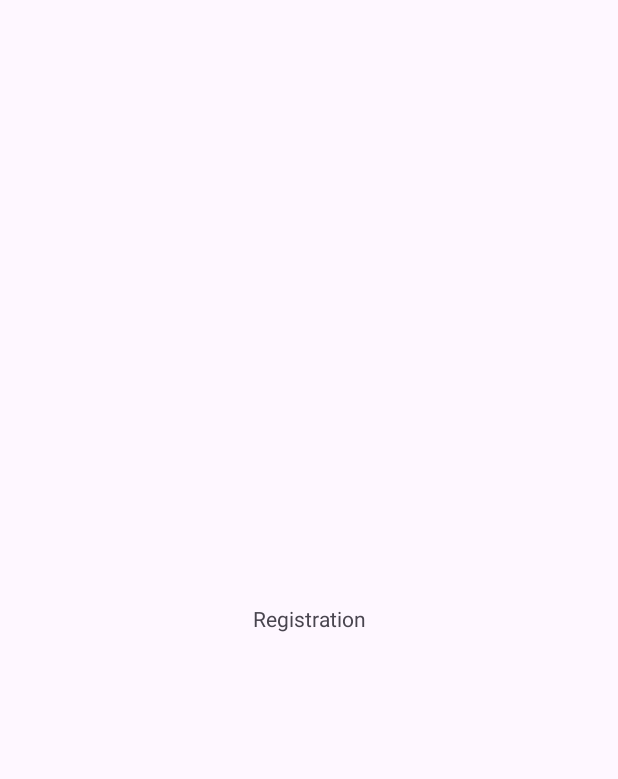
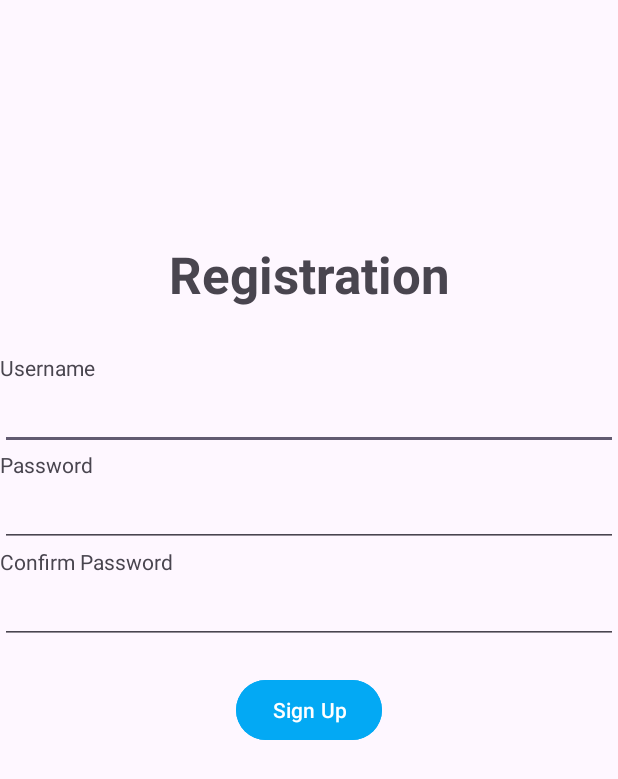
Before and after one commit to corey-richardson/learning-uni, an Android app: the Register screen opened directly, with no data from a screen before it, on a phone screen of 412 x 824 dp. Before the commit the part shown is almost empty. Shown: the top 779 px of the screen. Run offline under Robolectric (Android 15) with nearby library versions, the phone set to English and light mode, and no system bars.

Commit message:
Login and Register via SQLite local db

```diff
--- a/COMP2000/LabApplication/app/src/main/res/layout/activity_register.xml
+++ b/COMP2000/LabApplication/app/src/main/res/layout/activity_register.xml
@@ -8,12 +8,93 @@
     tools:context=".Register">
 
     <TextView
-        android:id="@+id/textView4"
+        android:id="@+id/textViewRegistration"
         android:layout_width="wrap_content"
         android:layout_height="wrap_content"
+        android:layout_marginTop="160dp"
         android:text="Registration"
-        app:layout_constraintBottom_toBottomOf="parent"
+        android:textAlignment="center"
+        android:textSize="34sp"
+        android:textStyle="bold"
         app:layout_constraintEnd_toEndOf="parent"
+        app:layout_constraintHorizontal_bias="0.5"
         app:layout_constraintStart_toStartOf="parent"
         app:layout_constraintTop_toTopOf="parent" />
+
+    <TextView
+        android:id="@+id/textLabelRegisterUsername"
+        android:layout_width="match_parent"
+        android:layout_height="wrap_content"
+        android:layout_marginTop="30dp"
+        android:text="Username"
+        app:layout_constraintTop_toBottomOf="@+id/textViewRegistration"
+        tools:layout_editor_absoluteX="0dp" />
+
+    <EditText
+        android:id="@+id/editTextRegisterUsername"
+        android:layout_width="match_parent"
+        android:layout_height="wrap_content"
+        android:layout_marginTop="0dp"
+        android:ems="10"
+        android:inputType="text"
+        app:layout_constraintTop_toBottomOf="@+id/textLabelRegisterUsername"
+        tools:layout_editor_absoluteX="0dp"
+        tools:layout_editor_absoluteY="281dp" />
+
+    <TextView
+        android:id="@+id/textLabelRegisterPassword"
+        android:layout_width="match_parent"
+        android:layout_height="wrap_content"
+        android:layout_marginTop="0dp"
+        android:text="Password"
+        app:layout_constraintTop_toBottomOf="@+id/editTextRegisterUsername"
+        tools:layout_editor_absoluteX="0dp"
+        tools:layout_editor_absoluteY="326dp" />
+
+    <EditText
+        android:id="@+id/editTextRegisterPassword"
+        android:layout_width="match_parent"
+        android:layout_height="wrap_content"
+        android:layout_marginTop="0dp"
+        android:ems="10"
+        android:inputType="textPassword"
+        app:layout_constraintTop_toBottomOf="@+id/textLabelRegisterPassword"
+        tools:layout_editor_absoluteX="0dp"
+        tools:layout_editor_absoluteY="346dp" />
+
+    <TextView
+        android:id="@+id/textLabelRegisterConfirmPassword"
+        android:layout_width="match_parent"
+        android:layout_height="wrap_content"
+        android:layout_marginTop="0dp"
+        android:text="Confirm Password"
+        app:layout_constraintTop_toBottomOf="@+id/editTextRegisterPassword"
+        tools:layout_editor_absoluteX="0dp"
+        tools:layout_editor_absoluteY="390dp" />
+
+    <EditText
+        android:id="@+id/editTextRegisterConfirmPassword"
+        android:layout_width="match_parent"
+        android:layout_height="wrap_content"
+        android:layout_marginTop="0dp"
+        android:ems="10"
+        android:inputType="textPassword"
+        app:layout_constraintTop_toBottomOf="@+id/textLabelRegisterConfirmPassword"
+        tools:layout_editor_absoluteX="0dp"
+        tools:layout_editor_absoluteY="410dp" />
+
+    <Button
+        android:id="@+id/button4"
+        android:layout_width="wrap_content"
+        android:layout_height="wrap_content"
+        android:layout_marginTop="20dp"
+        android:layout_weight="1"
+        android:backgroundTint="#03A9F4"
+        android:onClick="handleRegistrationButton"
+        android:text="Sign Up"
+        app:layout_constraintEnd_toEndOf="parent"
+        app:layout_constraintHorizontal_bias="0.5"
+        app:layout_constraintStart_toStartOf="parent"
+        app:layout_constraintTop_toBottomOf="@+id/editTextRegisterConfirmPassword" />
+
 </androidx.constraintlayout.widget.ConstraintLayout>
```
Also changed, not shown: COMP2000/LabApplication/app/src/main/java/com/example/labapplication/DataModel.java (added, +27 -0 lines), COMP2000/LabApplication/app/src/main/java/com/example/labapplication/DatabaseHelper.java (added, +100 -0 lines), COMP2000/LabApplication/app/src/main/java/com/example/labapplication/MainActivity.java (+34 -3 lines), COMP2000/LabApplication/app/src/main/java/com/example/labapplication/Register.java (+27 -1 lines).
